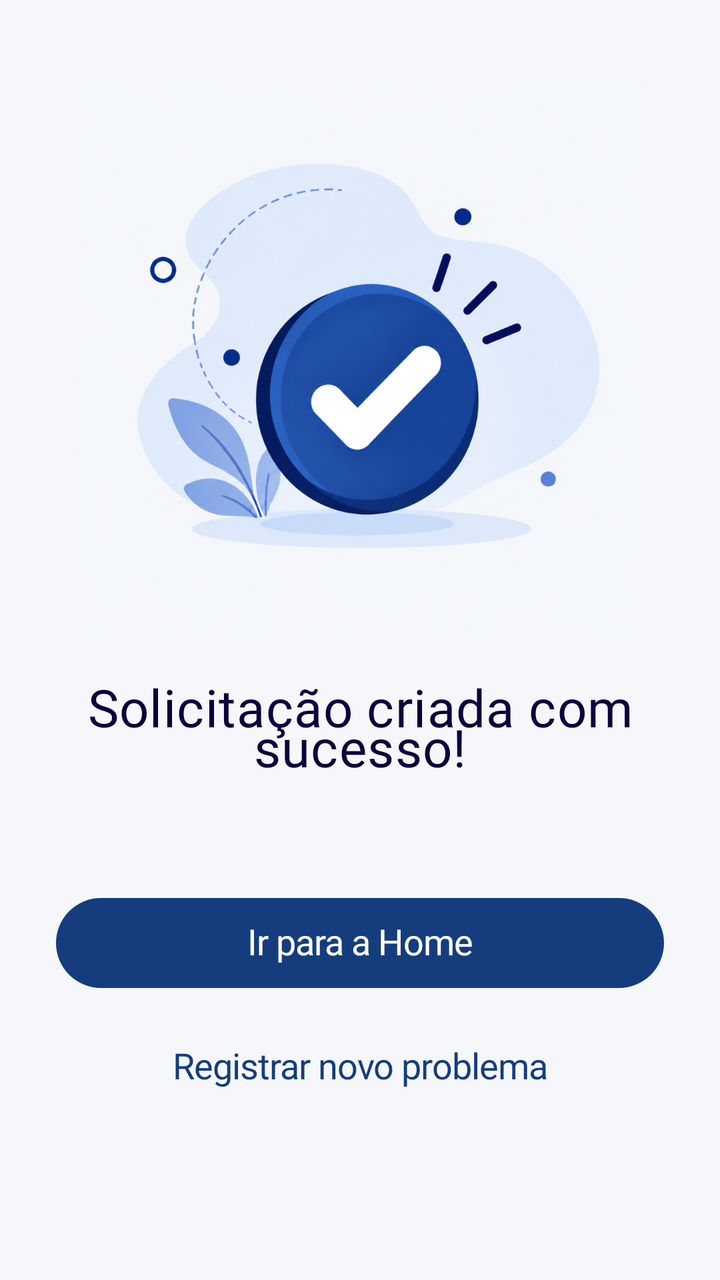
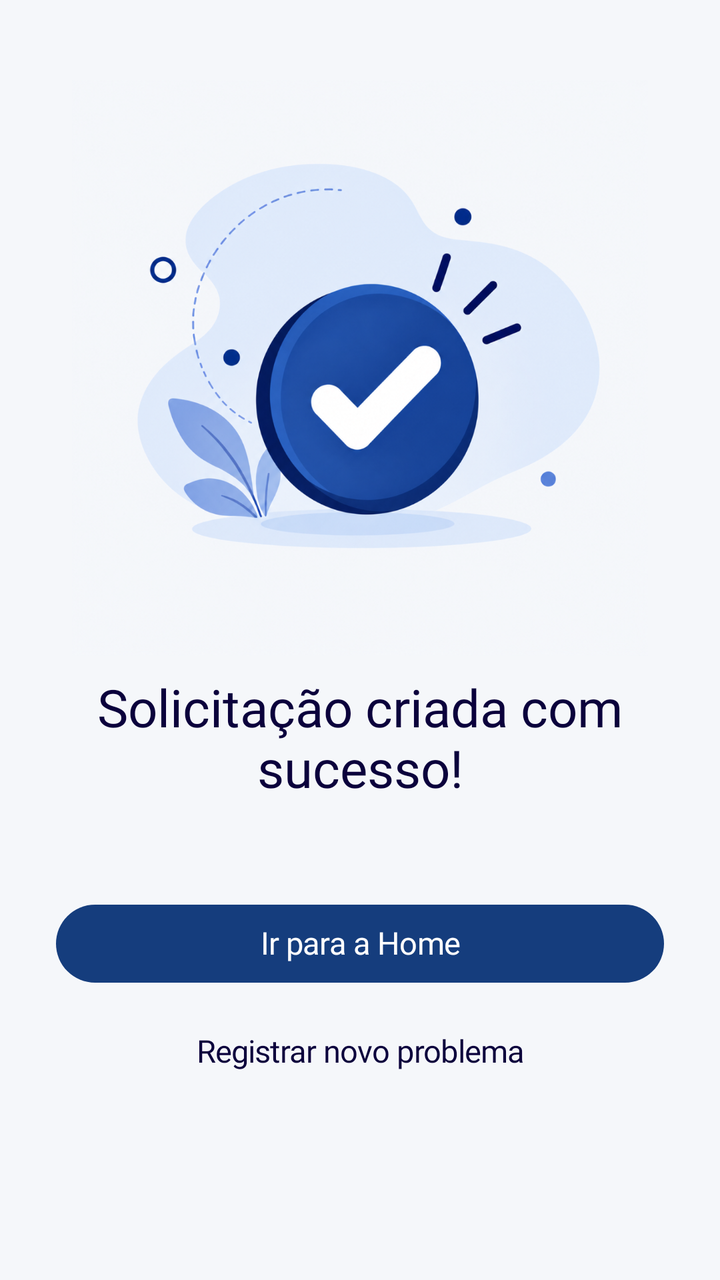

Compare the two renders of this Android layout. The source of the first and the diff that turns it into the second are given below.
<!-- AndroidManifest.xml: application theme Theme.FIXA -->
<!-- res/layout/fragment_new_request_success.xml -->
<?xml version="1.0" encoding="utf-8"?>
<androidx.core.widget.NestedScrollView xmlns:android="http://schemas.android.com/apk/res/android"
    xmlns:app="http://schemas.android.com/apk/res-auto"
    xmlns:tools="http://schemas.android.com/tools"
    android:layout_width="match_parent"
    android:layout_height="match_parent"
    android:background="@color/app_background"
    android:fillViewport="true"
    tools:context=".ui.newrequest.NewRequestSuccessFragment">

    <androidx.constraintlayout.widget.ConstraintLayout
        android:layout_width="match_parent"
        android:layout_height="wrap_content"
        android:paddingBottom="40dp">

        <ImageView
            android:id="@+id/ivSuccess"
            android:layout_width="0dp"
            android:layout_height="0dp"
            android:layout_marginTop="@dimen/app_success_image_margin_top"
            android:adjustViewBounds="true"
            android:importantForAccessibility="no"
            android:scaleType="fitCenter"
            app:layout_constraintDimensionRatio="1:1"
            app:layout_constraintEnd_toEndOf="parent"
            app:layout_constraintStart_toStartOf="parent"
            app:layout_constraintTop_toTopOf="parent"
            app:layout_constraintHeight_max="@dimen/app_success_image_size"
            app:layout_constraintWidth_max="@dimen/app_success_image_size"
            app:layout_constraintWidth_percent="0.8"
            app:srcCompat="@drawable/img_success_illustration" />

        <TextView
            android:id="@+id/tvTitle"
            android:layout_width="0dp"
            android:layout_height="wrap_content"
            android:layout_marginStart="30dp"
            android:layout_marginTop="8dp"
            android:layout_marginEnd="30dp"
            android:gravity="center"
            android:text="@string/app_success_title"
            android:textAppearance="@style/TextAppearance.FIXA.App.Success.Title"
            app:layout_constraintEnd_toEndOf="parent"
            app:layout_constraintStart_toStartOf="parent"
            app:layout_constraintTop_toBottomOf="@id/ivSuccess" />

        <com.google.android.material.button.MaterialButton
            android:id="@+id/btnGoHome"
            style="@style/Widget.FIXA.App.Button.Primary"
            android:layout_width="0dp"
            android:layout_height="@dimen/app_button_height"
            android:layout_marginStart="@dimen/app_success_button_side_margin"
            android:layout_marginTop="@dimen/app_success_button_margin_top"
            android:layout_marginEnd="@dimen/app_success_button_side_margin"
            android:letterSpacing="-0.0178"
            android:text="@string/app_success_home"
            android:textSize="@dimen/app_success_button_text_size"
            app:layout_constraintEnd_toEndOf="parent"
            app:layout_constraintStart_toStartOf="parent"
            app:layout_constraintTop_toBottomOf="@id/tvTitle"
            app:layout_constraintWidth_max="346dp" />

        <com.google.android.material.button.MaterialButton
            android:id="@+id/btnNewRequest"
            style="@style/Widget.FIXA.App.Button.Text"
            android:layout_width="wrap_content"
            android:layout_height="@dimen/app_button_height"
            android:layout_marginTop="@dimen/app_success_secondary_margin_top"
            android:letterSpacing="-0.0178"
            android:text="@string/app_success_new"
            android:textColor="@color/app_primary"
            android:textSize="@dimen/app_success_button_text_size"
            app:layout_constraintEnd_toEndOf="parent"
            app:layout_constraintStart_toStartOf="parent"
            app:layout_constraintTop_toBottomOf="@id/btnGoHome"
            app:rippleColor="@color/app_field_background" />

    </androidx.constraintlayout.widget.ConstraintLayout>
</androidx.core.widget.NestedScrollView>
<!-- resources referenced by this layout -->
<resources>
  <color name="app_background">#FFF5F7FA</color>
  <color name="app_field_background">#4DDBE0EB</color>
  <color name="app_primary">#FF153D7D</color>
  <dimen name="app_button_height">45dp</dimen>
  <dimen name="app_success_button_margin_top">58dp</dimen>
  <dimen name="app_success_button_side_margin">28dp</dimen>
  <dimen name="app_success_button_text_size">18sp</dimen>
  <dimen name="app_success_image_margin_top">40dp</dimen>
  <dimen name="app_success_image_size">300dp</dimen>
  <dimen name="app_success_secondary_margin_top">17dp</dimen>
  <!-- drawable img_success_illustration: png bitmap (drawable-xxxhdpi, 846853 bytes) -->
  <string name="app_success_home">Ir para a Home</string>
  <string name="app_success_new">Registrar novo problema</string>
  <string name="app_success_title">Solicitação criada com sucesso!</string>
  <style name="TextAppearance.FIXA.App.Success.Title" parent="TextAppearance.FIXA.App.Medium">
          <item name="android:textColor">@color/app_primary_deep</item>
          <item name="android:textSize">@dimen/app_success_title_text_size</item>
          <item name="android:lineSpacingMultiplier">1.2</item>
      </style>
  <style name="Widget.FIXA.App.Button.Primary" parent="Widget.Material3.Button">
          <item name="android:fontFamily">@font/poppins_medium</item>
          <item name="android:textFontWeight">500</item>
          <item name="android:includeFontPadding">false</item>
          <item name="android:textAllCaps">false</item>
          <item name="android:letterSpacing">0</item>
          <item name="android:insetTop">0dp</item>
          <item name="android:insetBottom">0dp</item>
          <item name="android:paddingStart">0dp</item>
          <item name="android:paddingEnd">0dp</item>
          <item name="android:textColor">@color/app_on_primary</item>
          <item name="backgroundTint">@color/app_primary</item>
          <item name="cornerRadius">@dimen/app_button_radius</item>
          <item name="rippleColor">@color/app_on_primary_soft</item>
          <item name="elevation">0dp</item>
      </style>
  <style name="Widget.FIXA.App.Button.Text" parent="Widget.Material3.Button.TextButton">
          <item name="android:fontFamily">@font/poppins_medium</item>
          <item name="android:textFontWeight">500</item>
          <item name="android:includeFontPadding">false</item>
          <item name="android:textAllCaps">false</item>
          <item name="android:letterSpacing">0</item>
          <item name="android:insetTop">0dp</item>
          <item name="android:insetBottom">0dp</item>
      </style>
  <style name="Theme.FIXA" parent="Base.Theme.FIXA" />
  <style name="TextAppearance.FIXA.App.Medium">
          <item name="android:fontFamily">@font/poppins_medium</item>
          <item name="fontFamily">@font/poppins_medium</item>
          <item name="android:textFontWeight">500</item>
      </style>
  <color name="app_primary_deep">#FF0B013C</color>
  <dimen name="app_success_title_text_size">26sp</dimen>
  <color name="app_on_primary">#FFFFFFFF</color>
  <dimen name="app_button_radius">25dp</dimen>
  <color name="app_on_primary_soft">#FFF4F2FF</color>
  <style name="Base.Theme.FIXA" parent="Theme.Material3.DayNight.NoActionBar">
          
          
      </style>
</resources>

<!-- the commit's change to res/layout/fragment_new_request_success.xml (unified diff, before → after) -->
@@ -68,7 +68,7 @@
             android:layout_marginTop="@dimen/app_success_secondary_margin_top"
             android:letterSpacing="-0.0178"
             android:text="@string/app_success_new"
-            android:textColor="@color/app_primary"
+            android:textColor="@color/app_primary_deep"
             android:textSize="@dimen/app_success_button_text_size"
             app:layout_constraintEnd_toEndOf="parent"
             app:layout_constraintStart_toStartOf="parent"
<!-- resource entries referenced after the edit -->
@@ -3,13 +3,13 @@
   <color name="app_background">#FFF5F7FA</color>
   <color name="app_field_background">#4DDBE0EB</color>
   <color name="app_primary">#FF153D7D</color>
-  <dimen name="app_button_height">45dp</dimen>
-  <dimen name="app_success_button_margin_top">58dp</dimen>
+  <dimen name="app_button_height">39dp</dimen>
+  <dimen name="app_success_button_margin_top">51dp</dimen>
   <dimen name="app_success_button_side_margin">28dp</dimen>
-  <dimen name="app_success_button_text_size">18sp</dimen>
+  <dimen name="app_success_button_text_size">15.5sp</dimen>
   <dimen name="app_success_image_margin_top">40dp</dimen>
   <dimen name="app_success_image_size">300dp</dimen>
-  <dimen name="app_success_secondary_margin_top">17dp</dimen>
+  <dimen name="app_success_secondary_margin_top">15dp</dimen>
   <!-- drawable img_success_illustration: png bitmap (drawable-xxxhdpi, 846853 bytes) -->
   <string name="app_success_home">Ir para a Home</string>
   <string name="app_success_new">Registrar novo problema</string>
@@ -53,7 +53,7 @@
   <color name="app_primary_deep">#FF0B013C</color>
   <dimen name="app_success_title_text_size">26sp</dimen>
   <color name="app_on_primary">#FFFFFFFF</color>
-  <dimen name="app_button_radius">25dp</dimen>
+  <dimen name="app_button_radius">22dp</dimen>
   <color name="app_on_primary_soft">#FFF4F2FF</color>
   <style name="Base.Theme.FIXA" parent="Theme.Material3.DayNight.NoActionBar">
           
